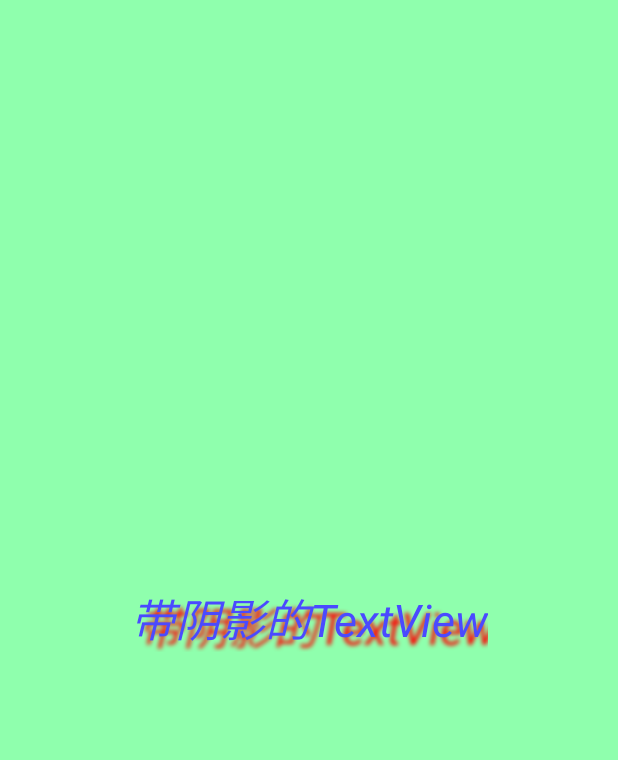
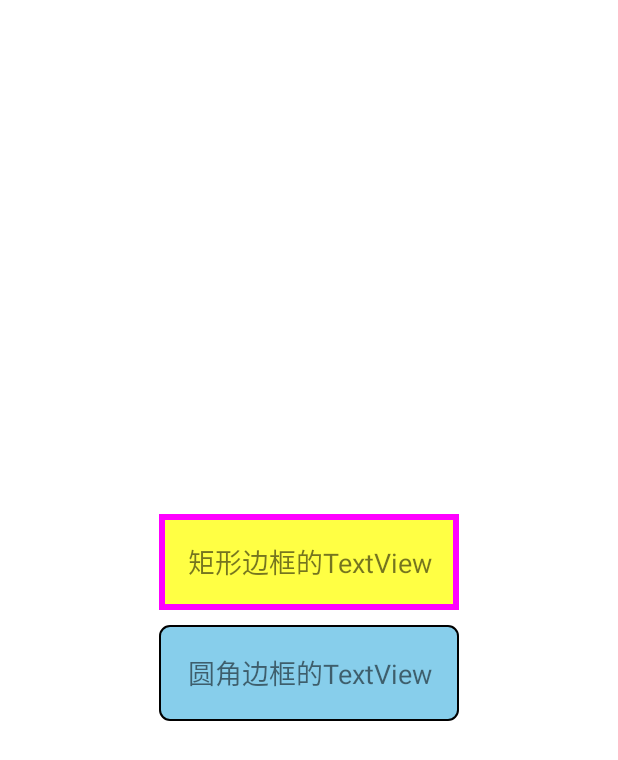
Before and after one commit to AnglusWang/RunoodComTest, an Android app: the screen it shows after launch (MainActivity), on a phone screen of 412 x 824 dp. Shown: the top 760 px of the screen. Run offline under Robolectric (Android 15) with nearby library versions, the phone set to English and light mode, and no system bars.

Commit message:
带边框的TextView

```diff
--- a/a_11TextView/app/src/main/java/com/example/jeson/textview/MainActivity.java
+++ b/a_11TextView/app/src/main/java/com/example/jeson/textview/MainActivity.java
@@ -8,6 +8,6 @@ public class MainActivity extends Activity {
     @Override
     protected void onCreate(Bundle savedInstanceState) {
         super.onCreate(savedInstanceState);
-        setContentView(R.layout.shadow_layout);
+        setContentView(R.layout.demo_one);
     }
 }
--- /dev/null
+++ b/a_11TextView/app/src/main/res/drawable/border_xml.xml
@@ -0,0 +1,11 @@
+<?xml version="1.0" encoding="utf-8"?>
+<shape
+    xmlns:android="http://schemas.android.com/apk/res/android"
+    android:shape="rectangle" >
+
+    <solid android:color="#FFFF44" />
+
+    <stroke android:width="4dip" android:color="#FF00FF"/>
+
+
+</shape>
--- /dev/null
+++ b/a_11TextView/app/src/main/res/drawable/circle_border.xml
@@ -0,0 +1,24 @@
+<?xml version="1.0" encoding="utf-8"?>
+<shape xmlns:android="http://schemas.android.com/apk/res/android">
+
+    <!-- 设置透明背景色 -->
+    <solid android:color="#87CEEB" />
+
+    <!-- 设置一个黑色边框 -->
+    <stroke
+        android:width="2px"
+        android:color="#000000" />
+    <!-- 设置四个圆角的半径 -->
+    <corners
+        android:bottomLeftRadius="10px"
+        android:bottomRightRadius="10px"
+        android:topLeftRadius="10px"
+        android:topRightRadius="10px" />
+    <!-- 设置一下边距,让空间大一点 -->
+    <padding
+        android:bottom="5dp"
+        android:left="5dp"
+        android:right="5dp"
+        android:top="5dp" />
+
+</shape>
--- /dev/null
+++ b/a_11TextView/app/src/main/res/layout/demo_one.xml
@@ -0,0 +1,28 @@
+<?xml version="1.0" encoding="utf-8"?>
+<LinearLayout xmlns:android="http://schemas.android.com/apk/res/android"
+    android:layout_width="match_parent"
+    android:layout_height="match_parent"
+    android:gravity="center"
+    android:orientation="vertical"
+    android:background="#FFFFFF">
+
+    <TextView
+        android:id="@+id/txtOne"
+        android:layout_width="200dp"
+        android:layout_height="64dp"
+        android:textSize="18sp"
+        android:gravity="center"
+        android:text="矩形边框的TextView"
+        android:background="@drawable/border_xml"/>
+
+    <TextView
+        android:id="@+id/txtTwo"
+        android:layout_width="200dp"
+        android:layout_height="64dp"
+        android:layout_marginTop="10dp"
+        android:textSize="18sp"
+        android:gravity="center"
+        android:background="@drawable/circle_border"
+        android:text="圆角边框的TextView" />
+
+</LinearLayout>
```
